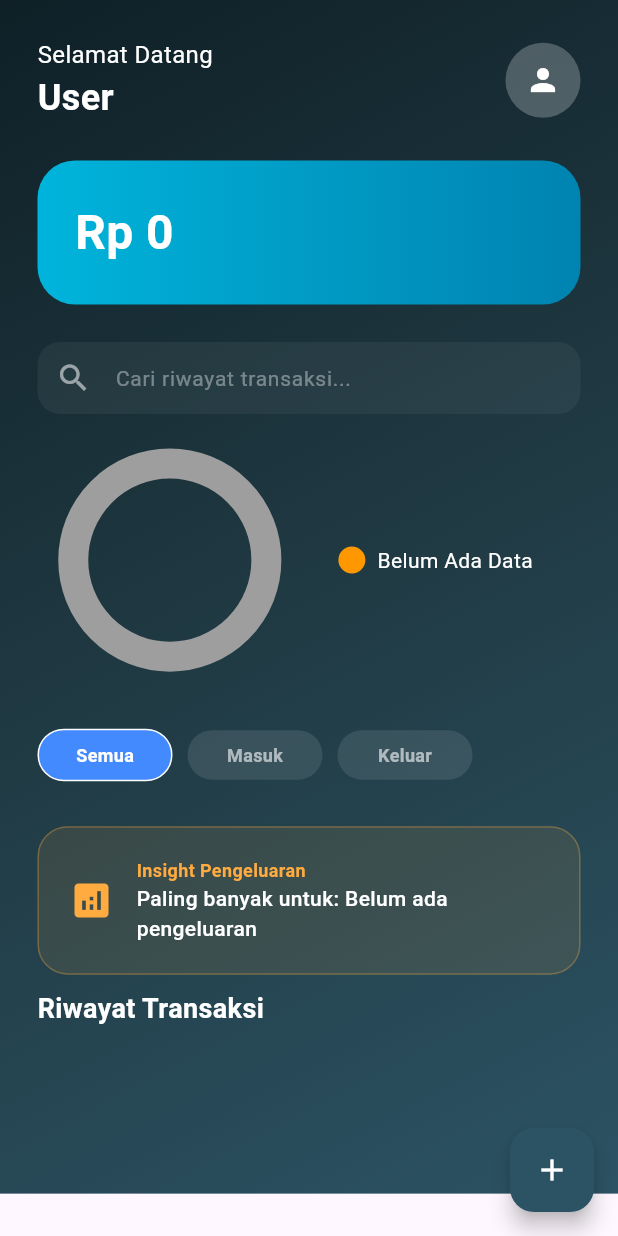
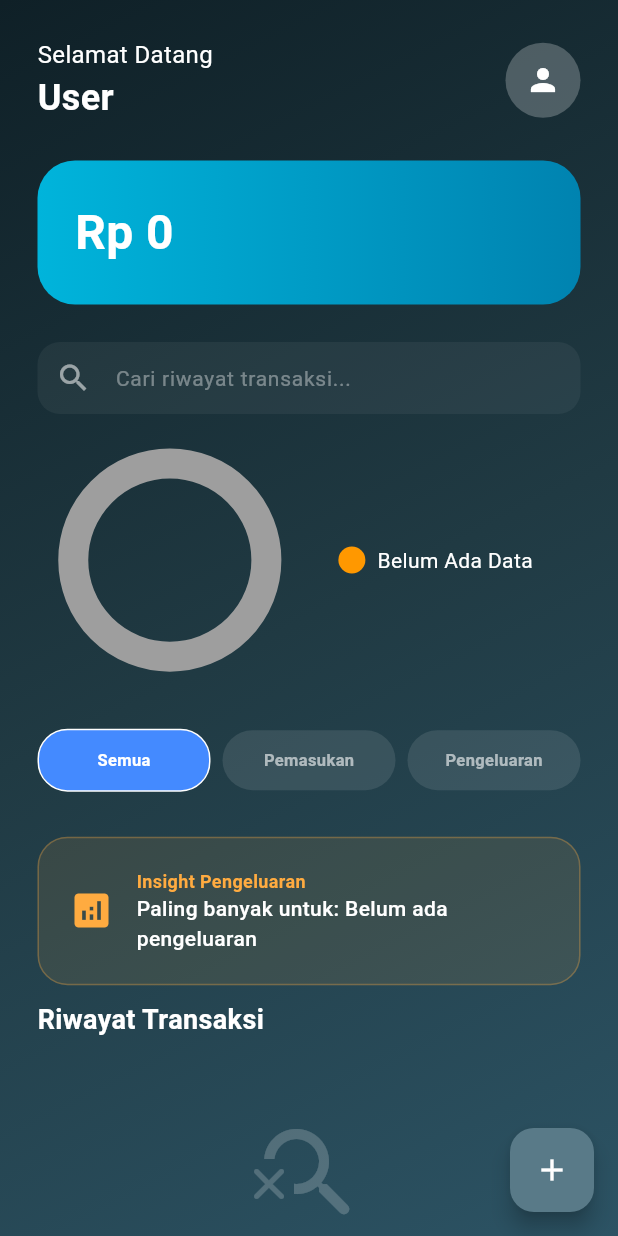
Before and after one commit to Iinrosmala05/flow-cash-uas-flutter, a Flutter app: the DashboardPremium screen opened directly with empty values, on a phone screen of 412 x 824 dp. Run offline on Flutter 3.47's test engine with Material 3 defaults, Android fonts, the phone set to English and light mode, and no system bars; drawn by our look-alikes of pie_chart; our stand-ins replace shared_preferences, sqflite; accounts and stored records are empty; Roboto replaces fonts that are missing (Poppins).

Commit message:
pembaruan: manajemen layar kosong, layout filter responsif, dan optimasi loading

```diff
--- a/lib/main.dart
+++ b/lib/main.dart
@@ -34,7 +34,7 @@ class _SplashScreenState extends State<SplashScreen> {
   void initState() {
     super.initState();
 
-    Future.delayed(const Duration(seconds: 6), () async {
+    Future.delayed(const Duration(seconds: 4), () async {
       final prefs = await SharedPreferences.getInstance();
       final String? nama = prefs.getString('userNama');
       final int? saldo = prefs.getInt('totalSaldo');
@@ -314,6 +314,9 @@ class _DashboardPremiumState extends State<DashboardPremium> {
   }
 
   Widget _buildFilterChip(String label) {
+    String displayLabel = label;
+    if (label == "Masuk") displayLabel = "Pemasukan";
+    if (label == "Keluar") displayLabel = "Pengeluaran";
     bool isSelected = selectedFilter == label;
     return GestureDetector(
       onTap: () {
@@ -323,8 +326,7 @@ class _DashboardPremiumState extends State<DashboardPremium> {
         _refreshTransactions();
       },
       child: Container(
-        width: 90,
-        padding: const EdgeInsets.symmetric(vertical: 8),
+        padding: const EdgeInsets.symmetric(vertical: 12),
         alignment: Alignment.center,
         decoration: BoxDecoration(
           color: isSelected ? Colors.blueAccent : Colors.white10,
@@ -332,10 +334,10 @@ class _DashboardPremiumState extends State<DashboardPremium> {
           border: isSelected ? Border.all(color: Colors.white, width: 1) : null,
         ),
         child: Text(
-          label,
+          displayLabel,
           style: TextStyle(
             color: isSelected ? Colors.white : Colors.white60,
-            fontSize: 12,
+            fontSize: 11,
             fontWeight: FontWeight.bold,
           ),
         ),
@@ -345,6 +347,14 @@ class _DashboardPremiumState extends State<DashboardPremium> {
 
   @override
   Widget build(BuildContext context) {
+    List filteredTransactions = transactions.where((item) {
+      bool matchFilter = selectedFilter == "Semua" || item['type'] == selectedFilter;
+      bool matchSearch = item['category']
+          .toString()
+          .toLowerCase()
+          .contains(_searchController.text.toLowerCase());
+      return matchFilter && matchSearch;
+    }).toList();
     return Scaffold(
       body: Container(
         decoration: const BoxDecoration(
@@ -492,11 +502,11 @@ class _DashboardPremiumState extends State<DashboardPremium> {
                   padding: const EdgeInsets.symmetric(horizontal: 25),
                   child: Row(
                     children: [
-                      _buildFilterChip("Semua"),
-                      const SizedBox(width: 10),
-                      _buildFilterChip("Masuk"),
-                      const SizedBox(width: 10),
-                      _buildFilterChip("Keluar"),
+                      Expanded(child: _buildFilterChip("Semua")),
+                      const SizedBox(width: 8),
+                      Expanded(child: _buildFilterChip("Masuk")),
+                      const SizedBox(width: 8),
+                      Expanded(child: _buildFilterChip("Keluar")),
                     ],
                   ),
                 ),
@@ -547,7 +557,26 @@ class _DashboardPremiumState extends State<DashboardPremium> {
                   ),
                 ),
                 const SizedBox(height: 10),
-
+                if (filteredTransactions.isEmpty)
+                  Center(
+                    child: Column(
+                      children: [
+                        const SizedBox(height: 40),
+                        Icon(
+                          Icons.search_off_rounded,
+                          size: 80,
+                          color: Colors.white.withOpacity(0.2),
+                        ),
+                        const SizedBox(height: 20),
+                        Text(
+                          "Yah, transaksinya nggak ada...",
+                          style: TextStyle(color: Colors.white.withOpacity(0.5)),
+                        ),
+                        const SizedBox(height: 40),
+                      ],
+                    ),
+                  )
+                else
                 Padding(
                   padding: const EdgeInsets.symmetric(horizontal: 25),
                   child: ListView.builder(
@@ -660,7 +689,7 @@ class _DashboardPremiumState extends State<DashboardPremium> {
             _refreshTransactions();
           }
         },
-        backgroundColor: const Color(0xFF2C5364),
+        backgroundColor: const Color.fromARGB(255, 89, 122, 136),
         child: const Icon(Icons.add, color: Colors.white),
       ),
     );
```
